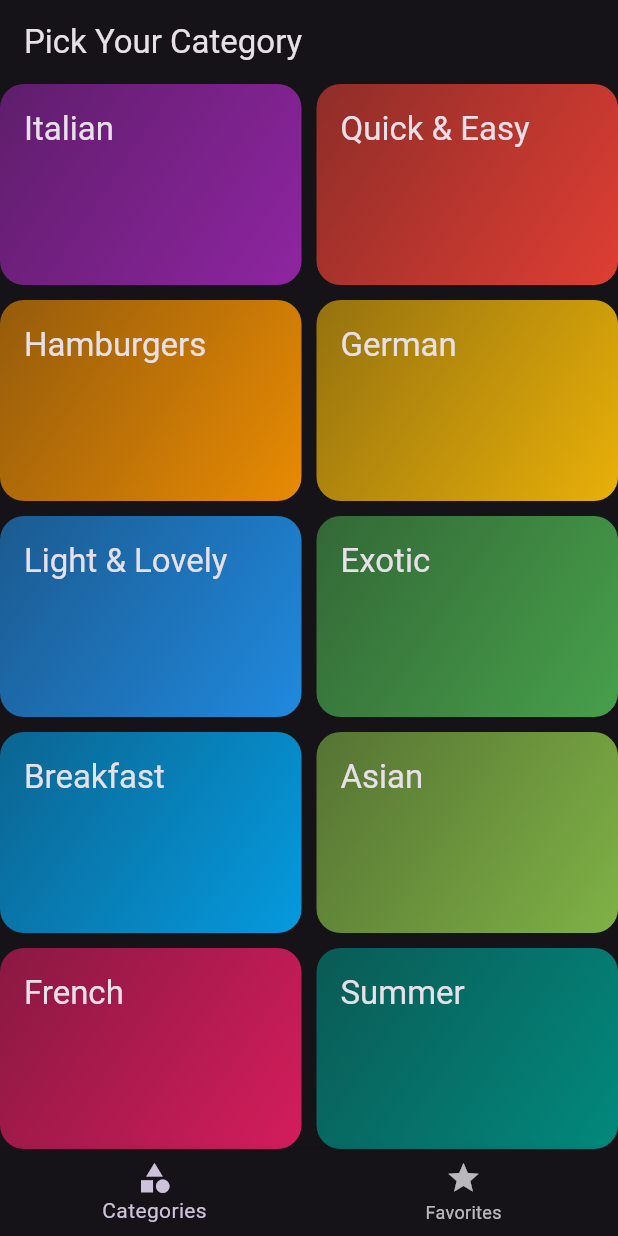
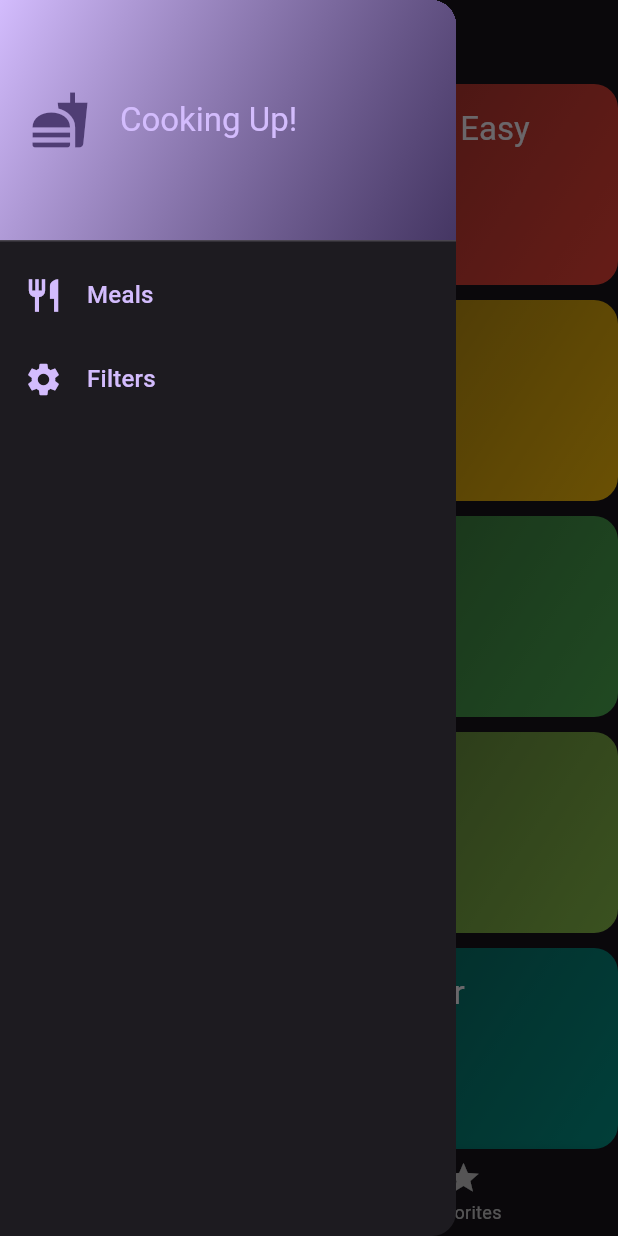
Before and after one commit to Manar-Elhabbal7/mealApp-V2, a Flutter app: the screen it shows after launch, with the side drawer open (before the commit the screen has no drawer), on a phone screen of 412 x 824 dp. Run offline on Flutter 3.47's test engine with Material 3 defaults, Android fonts, the phone set to English and light mode, and no system bars.

Commit message:
Filter logic not work yet

```diff
--- a/lib/screens/tabs_screen.dart
+++ b/lib/screens/tabs_screen.dart
@@ -1,7 +1,9 @@
 import 'package:flutter/material.dart';
 import 'package:meal_app/screens/category_screen.dart';
+import 'package:meal_app/screens/filter_screen.dart';
 import 'package:meal_app/screens/meals_screen.dart';
 import 'package:meal_app/widgets/meal.dart';
+import 'package:meal_app/widgets/main_drawer.dart';
 
 class Tabs extends StatefulWidget {
   const Tabs({super.key});
@@ -45,6 +47,21 @@ class _TabsState extends State<Tabs> {
     return favMeals.any((m) => m.id == meal.id);
   }
 
+  void _handleDrawerSelection(String identifier) {
+  Navigator.of(context).pop(); // close the drawer
+  if (identifier == 'meals') {
+    setState(() {
+      _selectedPageIndex = 0; // Categories tab
+    });
+  } else if (identifier == 'filters') {
+    // Navigate to Filters screen
+    Navigator.of(context).push(
+      MaterialPageRoute(builder: (_) => const Filter()),
+    );
+  }
+}
+
+
   @override
   Widget build(BuildContext context) {
     Widget activePage = CategoryScreen(
@@ -67,6 +84,7 @@ class _TabsState extends State<Tabs> {
       appBar: AppBar(
         title: Text(activePageTitle),
       ),
+      drawer: DrawerC(onSelectScreen: _handleDrawerSelection),
       body: activePage,
       bottomNavigationBar: BottomNavigationBar(
         onTap: _selectPage,
--- /dev/null
+++ b/lib/widgets/main_drawer.dart
@@ -0,0 +1,81 @@
+import 'package:flutter/material.dart';
+
+class DrawerC extends StatelessWidget {
+  const DrawerC({
+    super.key,
+    required this.onSelectScreen
+  });
+
+  final void Function(String identifier) onSelectScreen;
+
+  @override
+  Widget build(BuildContext context) {
+    return Drawer(
+      child:Column(
+        children: [
+          DrawerHeader(
+            padding: const EdgeInsets.all(20),
+            decoration: BoxDecoration(
+              gradient: LinearGradient(
+                colors: [
+                  Theme.of(context).colorScheme.primary,
+                  Theme.of(context).colorScheme.primaryContainer.withOpacity(0.8)
+                ],
+                begin: Alignment.topLeft,
+                end: Alignment.bottomRight
+              )
+            ),
+            child: Row(
+              children: [
+                Icon(
+                  Icons.fastfood,
+                  size: 40,
+                  color: Theme.of(context).colorScheme.primaryContainer,
+                ),
+                const SizedBox(width: 20,),
+                Text(
+                  'Cooking Up!',
+                  style: Theme.of(context).textTheme.titleLarge!.copyWith(
+                    color: Theme.of(context).colorScheme.primary,
+                  ),
+                ),
+              ],
+            )
+          ),
+            ListTile(
+              onTap: () {
+                onSelectScreen('meals');
+              },
+              leading: Icon(
+                Icons.restaurant,
+                size: 26,
+                color: Theme.of(context).colorScheme.primary,
+              ),
+              title: Text(
+                'Meals',
+                style: Theme.of(context).textTheme.titleMedium!.copyWith(
+                  color: Theme.of(context).colorScheme.primary,
+                ),
+              ),
+            ),
+            ListTile(
+              onTap: () {
+                onSelectScreen('filters');
+              },
+              leading: Icon(
+                Icons.settings,
+                size: 26,
+                color: Theme.of(context).colorScheme.primary,
+              ),
+              title: Text(
+                'Filters',
+                style: Theme.of(context).textTheme.titleMedium!.copyWith(
+                  color: Theme.of(context).colorScheme.primary,
+                ),
+            ),
+          ),
+        ],
+      )
+    );
+  }
+}
```
Also changed, not shown: lib/screens/filter_screen.dart (added, +117 -0 lines), lib/widgets/category_grid_item.dart (line endings or trailing spaces).
